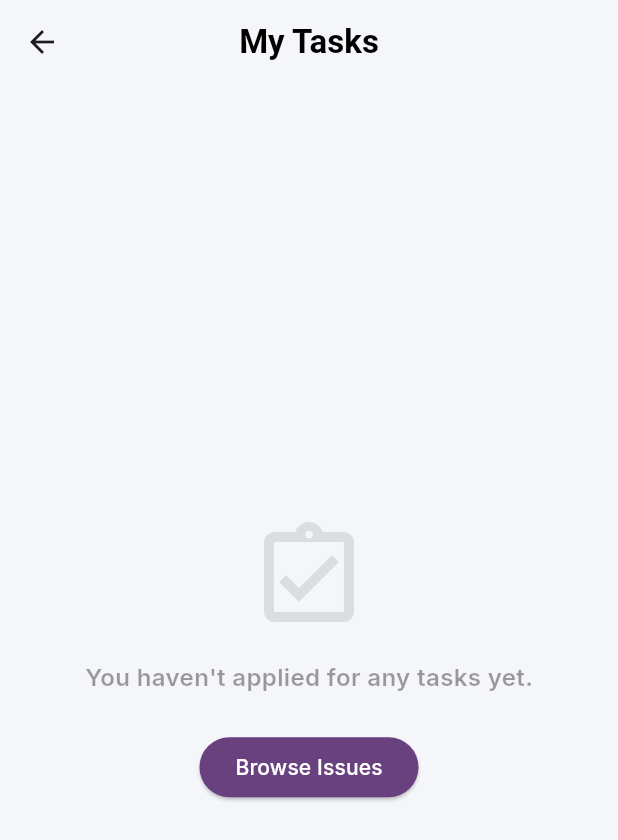
After one commit to Aashiq-Edavalapati/gsc-2026-smart-resource-allocation, a Flutter app: the screen it shows once a user with an empty profile is signed in, item 2 of the bottom bar chosen, on a phone screen of 412 x 824 dp. The commit adds this screen. Shown: the top 840 px of the screen. Run offline on Flutter 3.47's test engine with Material 3 defaults, Android fonts, the phone set to English and light mode, and no system bars; our stand-ins replace audioplayers, firebase_auth, firebase_core, flutter_dotenv, geolocator, google_fonts and 4 more; missing offline and left inert: record, video_thumbnail; accounts and stored records are empty; network calls fail; Roboto replaces fonts that are missing (Petrona).

Commit message:
integrated tasks api

```diff
--- a/Mobile/ngoconnect/lib/components/main/floating_nav_bar.dart
+++ b/Mobile/ngoconnect/lib/components/main/floating_nav_bar.dart
@@ -29,7 +29,7 @@ class FloatingNavBar extends StatelessWidget {
         mainAxisAlignment: MainAxisAlignment.spaceEvenly,
         children: [
           _buildNavItem(0, Icons.home_rounded, "Home"),
-          _buildNavItem(1, Icons.notifications_none_rounded, "Alerts"),
+          _buildNavItem(1, Icons.assignment_outlined, "Tasks"),
           _buildNavItem(2, Icons.report_problem_rounded, "Issues"),
           _buildNavItem(3, Icons.person_outline_rounded, "Profile"),
         ],
--- a/Mobile/ngoconnect/lib/main.dart
+++ b/Mobile/ngoconnect/lib/main.dart
@@ -7,6 +7,7 @@ import 'pages/home_page.dart';
 import 'pages/auth/login_page.dart';
 import 'services/auth_service.dart';
 import 'services/issue_service.dart';
+import 'services/task_service.dart';
 import 'utils/fonts/app_fonts.dart';
 import 'firebase_options.dart';
 
@@ -29,6 +30,10 @@ void main() async {
         ChangeNotifierProxyProvider<AuthService, IssueService>(
           create: (context) => IssueService(Provider.of<AuthService>(context, listen: false)),
           update: (context, auth, previous) => previous ?? IssueService(auth),
+        ),
+        ChangeNotifierProxyProvider<AuthService, TaskService>(
+          create: (context) => TaskService(Provider.of<AuthService>(context, listen: false)),
+          update: (context, auth, previous) => previous ?? TaskService(auth),
         ),
       ],
       child: const MyApp(),
--- /dev/null
+++ b/Mobile/ngoconnect/lib/pages/tasks/tasks_page.dart
@@ -0,0 +1,84 @@
+import 'package:flutter/material.dart';
+import 'package:provider/provider.dart';
+import '../../services/task_service.dart';
+import '../../components/main/task_card.dart';
+
+class TasksPage extends StatefulWidget {
+  const TasksPage({super.key});
+
+  @override
+  State<TasksPage> createState() => _TasksPageState();
+}
+
+class _TasksPageState extends State<TasksPage> {
+  @override
+  void initState() {
+    super.initState();
+    WidgetsBinding.instance.addPostFrameCallback((_) {
+      Provider.of<TaskService>(context, listen: false).fetchMyAssignments();
+    });
+  }
+
+  @override
+  Widget build(BuildContext context) {
+    const primaryColor = Color(0xFF68417E);
+
+    return Scaffold(
+      backgroundColor: const Color(0xFFF5F6FA),
+      appBar: AppBar(
+        title: const Text(
+          "My Tasks",
+          style: TextStyle(fontWeight: FontWeight.bold, color: Colors.black),
+        ),
+        backgroundColor: Colors.transparent,
+        elevation: 0,
+        centerTitle: true,
+      ),
+      body: Consumer<TaskService>(
+        builder: (context, taskService, child) {
+          if (taskService.isLoading && taskService.myAssignments.isEmpty) {
+            return const Center(child: CircularProgressIndicator(color: primaryColor));
+          }
+
+          if (taskService.myAssignments.isEmpty) {
+            return Center(
+              child: Column(
+                mainAxisAlignment: MainAxisAlignment.center,
+                children: [
+                  Icon(Icons.assignment_turned_in_outlined, size: 80, color: Colors.black.withOpacity(0.1)),
+                  const SizedBox(height: 16),
+                  const Text(
+                    "You haven't applied for any tasks yet.",
+                    style: TextStyle(color: Colors.black38, fontSize: 16, fontWeight: FontWeight.w600),
+                  ),
+                  const SizedBox(height: 24),
+                  ElevatedButton(
+                    onPressed: () {
+                      // Navigate back to home or issues to find tasks
+                      Navigator.pop(context);
+                    },
+                    style: ElevatedButton.styleFrom(backgroundColor: primaryColor),
+                    child: const Text("Browse Issues", style: TextStyle(color: Colors.white)),
+                  ),
+                ],
+              ),
+            );
+          }
+
+          return RefreshIndicator(
+            onRefresh: () => taskService.fetchMyAssignments(),
+            color: primaryColor,
+            child: ListView.builder(
+              padding: const EdgeInsets.all(20),
+              itemCount: taskService.myAssignments.length,
+              itemBuilder: (context, index) {
+                final assignment = taskService.myAssignments[index];
+                return TaskCard(assignment: assignment);
+              },
+            ),
+          );
+        },
+      ),
+    );
+  }
+}
```
Also changed, not shown: Mobile/ngoconnect/lib/components/main/task_card.dart (added, +102 -0 lines), Mobile/ngoconnect/lib/pages/home_page.dart (+12 -1 lines), Mobile/ngoconnect/lib/pages/issues/issue_details_page.dart (+74 -12 lines), Mobile/ngoconnect/lib/services/task_service.dart (added, +121 -0 lines).
